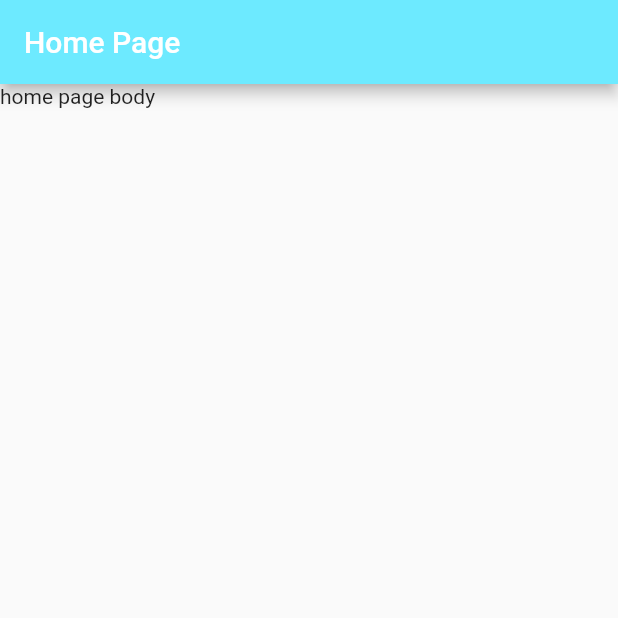
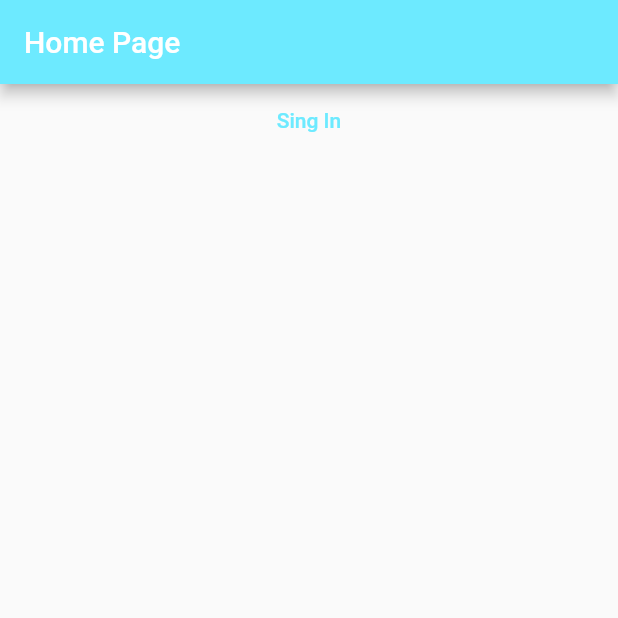
Before and after one commit to gurkay/bloc_pattern_2, a Flutter app: the screen it shows after launch, on a phone screen of 412 x 824 dp, the top half of it. Run offline on Flutter 3.47's test engine with Material 2 defaults, Android fonts, the light colour scheme and no system bars; our stand-ins replace equatable, flutter_bloc.

Commit message:
added new codes

```diff
--- a/lib/blocs/sing_in/singin_bloc.dart
+++ b/lib/blocs/sing_in/singin_bloc.dart
@@ -1,4 +1,5 @@
 import 'package:equatable/equatable.dart';
+import 'package:flutter/material.dart';
 import 'package:flutter_bloc/flutter_bloc.dart';
 
 part 'singin_event.dart';
@@ -6,14 +7,16 @@ part 'singin_state.dart';
 
 class SinginBloc extends Bloc<SinginEvent, SinginState> {
   final String singinPage;
-  static const routeName = '/sing_in';
+
   SinginBloc({required this.singinPage})
-      : super(const SinginPageState(page: routeName)) {
+      : super(SinginPageState(page: singinPage)) {
     on<SinginPageEvent>(_onPageChanged);
   }
 
   void _onPageChanged(SinginPageEvent event, Emitter<SinginState> emit) {
     emit(SinginPageState(page: event.page));
-    print(event);
+
+    print('_onPageChanged ::: event ::: $event');
+    print('_onPageChanged ::: event.page ::: ${event.page}');
   }
 }
--- a/lib/blocs/sing_in/singin_state.dart
+++ b/lib/blocs/sing_in/singin_state.dart
@@ -12,5 +12,5 @@ final class SinginPageState extends SinginState {
   const SinginPageState({required super.page});
 
   @override
-  String toString() => 'SinginPageState {page: $page}';
+  String toString() => 'SinginPageState {page: ${props.toList()}}';
 }
--- a/lib/pages/home/home_page.dart
+++ b/lib/pages/home/home_page.dart
@@ -1,15 +1,39 @@
+import 'package:bloc_pattern_2/routes/app_routes.dart';
 import 'package:flutter/material.dart';
+import 'package:flutter_bloc/flutter_bloc.dart';
+
+import '../../blocs/sing_in/singin_bloc.dart';
 
 class HomePage extends StatelessWidget {
   const HomePage({super.key});
 
   @override
   Widget build(BuildContext context) {
+    final singinBloc = BlocProvider.of<SinginBloc>(context);
     return Scaffold(
       appBar: AppBar(
         title: const Text('Home Page'),
       ),
-      body: const Text('home page body'),
+      body: Center(
+        child: Column(
+          children: [
+            BlocListener<SinginBloc, SinginState>(
+              listenWhen: (context, state) {
+                return state is SinginState;
+              },
+              listener: (context, state) {
+                Navigator.of(context).pushNamed(state.page);
+              },
+              child: TextButton(
+                onPressed: () {
+                  singinBloc.add(SinginPageEvent(page: AppRoutes.Sing_in));
+                },
+                child: Text('Sing In'),
+              ),
+            ),
+          ],
+        ),
+      ),
     );
   }
 }
--- a/lib/routes/app_routes.dart
+++ b/lib/routes/app_routes.dart
@@ -2,4 +2,5 @@ class AppRoutes {
   static const INITIAL = '/';
   static const Home = '/home';
   static const Sing_in = '/sing_in';
+  static const Timer_Page = '/timer_page';
 }
--- a/lib/routes/pages.dart
+++ b/lib/routes/pages.dart
@@ -1,7 +1,9 @@
 import 'package:bloc_pattern_2/blocs/home/home_bloc.dart';
 import 'package:bloc_pattern_2/blocs/sing_in/singin_bloc.dart';
-import 'package:bloc_pattern_2/main.dart';
+import 'package:bloc_pattern_2/blocs/timer/timer_bloc.dart';
 import 'package:bloc_pattern_2/pages/singin/singin_page.dart';
+import 'package:bloc_pattern_2/pages/timer/timer_page.dart';
+import 'package:bloc_pattern_2/utilities/timer/ticker.dart';
 import 'package:flutter/material.dart';
 import 'package:flutter_bloc/flutter_bloc.dart';
 
@@ -14,6 +16,11 @@ class Pages {
   static List<PageEntity> Routes() {
     return [
       PageEntity(
+        path: AppRoutes.Timer_Page,
+        page: const TimerPage(),
+        bloc: BlocProvider(create: (_) => TimerBloc(ticker: const Ticker())),
+      ),
+      PageEntity(
         path: AppRoutes.INITIAL,
         page: const HomePage(),
         bloc: BlocProvider(create: (_) => HomeBloc()),
@@ -21,7 +28,11 @@ class Pages {
       PageEntity(
         path: AppRoutes.Sing_in,
         page: const SinginPage(),
-        bloc: BlocProvider(create: (_) => SinginBloc(singinPage: '/sing_in')),
+        bloc: BlocProvider(
+          create: (_) => SinginBloc(
+            singinPage: '/sing_in',
+          ),
+        ),
       ),
     ];
   }
@@ -39,6 +50,7 @@ class Pages {
       var result = Routes().where((element) => element.path == settings.name);
 
       print('result : $result');
+      print('settings: $settings');
 
       // if (result.isNotEmpty) {
       //   bool deviceFirstOpen = Global.storageService.getDeviceFirstOpen();
@@ -54,9 +66,10 @@ class Pages {
       //   return MaterialPageRoute<void>(
       //       builder: (_) => result.first.page, settings: settings);
       // }
-
-      return MaterialPageRoute<void>(
-          builder: (_) => const HomePage(), settings: settings);
+      if (settings.name == '/') {
+        return MaterialPageRoute<void>(
+            builder: (_) => const HomePage(), settings: settings);
+      }
     }
     return MaterialPageRoute<void>(
         builder: (_) => const SinginPage(), settings: settings);
```
Also changed, not shown: lib/main.dart (+0 -21 lines), lib/pages/timer/timer_page.dart (added, +22 -0 lines).
